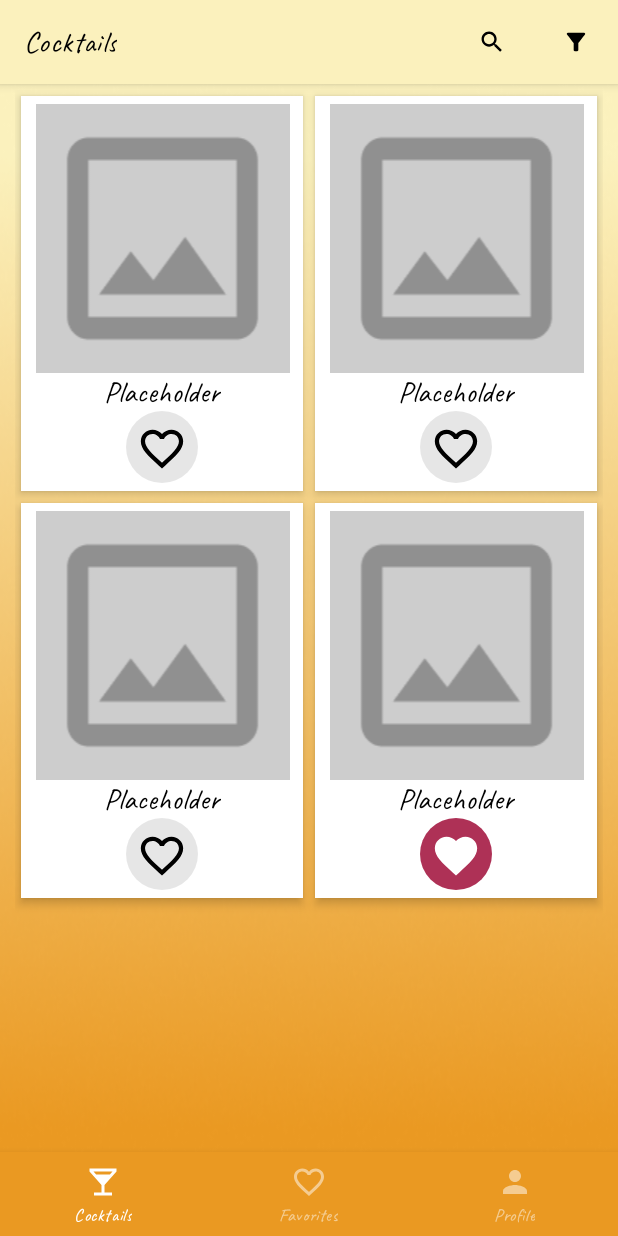
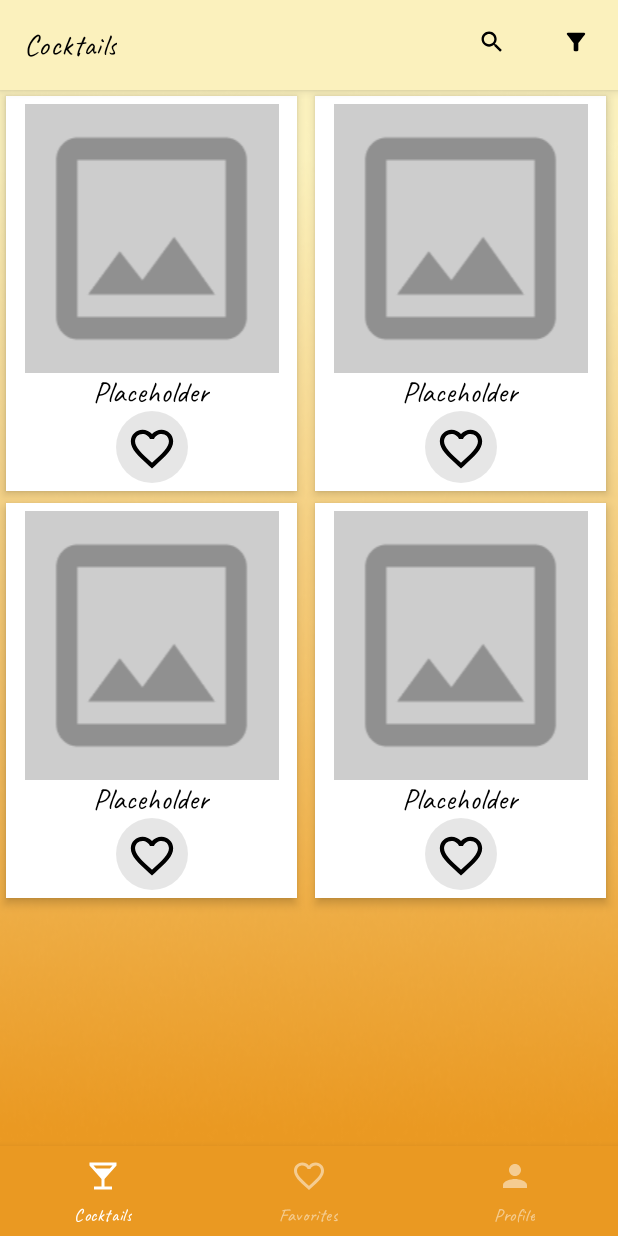
Before and after one commit to Fearthepencil/Android, an Android app: the screen it shows after launch (MainActivity), on a phone screen of 412 x 824 dp. Run offline under Robolectric (Android 15) with nearby library versions, the phone set to English and light mode, and no system bars; our stand-ins replace navigation-ui.

Commit message:
Fix code

```diff
--- a/app/build.gradle.kts
+++ b/app/build.gradle.kts
@@ -7,7 +7,7 @@ android {
     namespace = "com.example.levi9application"
     compileSdk = 34
 
-    buildFeatures{
+    buildFeatures {
         viewBinding = true
     }
     defaultConfig {
@@ -23,11 +23,17 @@ android {
     buildTypes {
         release {
             isMinifyEnabled = false
-            proguardFiles(getDefaultProguardFile("proguard-android-optimize.txt"), "proguard-rules.pro")
+            proguardFiles(
+                getDefaultProguardFile("proguard-android-optimize.txt"),
+                "proguard-rules.pro"
+            )
         }
         debug {
             isMinifyEnabled = false
-            proguardFiles(getDefaultProguardFile("proguard-android-optimize.txt"), "proguard-rules.pro")
+            proguardFiles(
+                getDefaultProguardFile("proguard-android-optimize.txt"),
+                "proguard-rules.pro"
+            )
         }
     }
     compileOptions {
@@ -54,5 +60,7 @@ dependencies {
     implementation("androidx.recyclerview:recyclerview:1.3.2")
     implementation("androidx.core:core-splashscreen:1.0.1")
     implementation("com.github.bumptech.glide:glide:4.16.0")
+    implementation("com.squareup.retrofit2:retrofit:2.9.0")
+    implementation("com.squareup.retrofit2:converter-gson:2.9.0")
 
 }
--- a/app/src/main/AndroidManifest.xml
+++ b/app/src/main/AndroidManifest.xml
@@ -2,6 +2,7 @@
 <manifest xmlns:android="http://schemas.android.com/apk/res/android"
     xmlns:tools="http://schemas.android.com/tools">
     <uses-permission android:name="android.permission.INTERNET" />
+    <uses-permission android:name="android.permission.ACCESS_WIFI_STATE"/>
 
     <application
         android:allowBackup="true"
--- a/app/src/main/java/com/example/levi9application/CocktailsFragment.kt
+++ b/app/src/main/java/com/example/levi9application/CocktailsFragment.kt
@@ -8,43 +8,45 @@ import androidx.fragment.app.Fragment
 import androidx.recyclerview.widget.GridLayoutManager
 import com.example.levi9application.databinding.FragmentCocktailsBinding
 
-class CocktailsFragment : Fragment(R.layout.fragment_cocktails){
+class CocktailsFragment : Fragment(R.layout.fragment_cocktails) {
     private lateinit var binding: FragmentCocktailsBinding
     private lateinit var adapter: CocktailAdapter
-    private lateinit var list: ArrayList<Cocktail>
+    private lateinit var list: List<Cocktail>
 
     override fun onCreateView(
-        inflater: LayoutInflater,
-        container: ViewGroup?,
-        savedInstanceState: Bundle?
+        inflater: LayoutInflater, container: ViewGroup?, savedInstanceState: Bundle?
     ): View {
 
         binding = FragmentCocktailsBinding.inflate(inflater, container, false)
         return binding.root
     }
+
     override fun onViewCreated(view: View, savedInstanceState: Bundle?) {
         super.onViewCreated(view, savedInstanceState)
+        rvSetup()
+    }
 
-        binding.rViewCocktails.setHasFixedSize(true)
+    private fun dataInit(): List<Cocktail> {
+        return listOf(
+            Cocktail(
+                R.drawable.image, context?.getString(R.string.placeholder) ?: "Not found", false
+            ), Cocktail(
+                R.drawable.image, context?.getString(R.string.placeholder) ?: "Not found", false
+            ), Cocktail(
+                R.drawable.image, context?.getString(R.string.placeholder) ?: "Not found", false
+            ), Cocktail(
+                R.drawable.image, context?.getString(R.string.placeholder) ?: "Not found", false
+            )
+        )
+    }
 
+    private fun rvSetup(){
         list = dataInit()
 
         adapter = CocktailAdapter(list)
         binding.rViewCocktails.adapter = adapter
 
-        val layoutManager = GridLayoutManager(context,2)
+        val layoutManager = GridLayoutManager(context, 2)
         binding.rViewCocktails.layoutManager = layoutManager
-
-
-
-    }
-
-    private fun dataInit() : ArrayList<Cocktail>{
-        val list: ArrayList<Cocktail> = ArrayList()
-        list.add(Cocktail(R.drawable.image, context?.getString(R.string.placeholder)?:"Not found",false))
-        list.add(Cocktail(R.drawable.image,context?.getString(R.string.placeholder)?:"Not found",false))
-        list.add(Cocktail(R.drawable.image,context?.getString(R.string.placeholder)?:"Not found",false))
-        list.add(Cocktail(R.drawable.image,context?.getString(R.string.placeholder)?:"Not found",true))
-        return list
     }
 }
--- a/app/src/main/java/com/example/levi9application/MainActivity.kt
+++ b/app/src/main/java/com/example/levi9application/MainActivity.kt
@@ -28,8 +28,7 @@ class MainActivity : AppCompatActivity() {
         Handler(Looper.getMainLooper()).postDelayed({ keepSplashOnScreen = false }, delay)
 
         binding = ActivityMainBinding.inflate(layoutInflater)
-        val view = binding.root
-        setContentView(view)
+        setContentView(binding.root)
         val bottomNavigationView = binding.bottomNavigationView
         val navController = findNavController(R.id.fragment)
         bottomNavigationView.setupWithNavController(navController)
@@ -37,19 +36,20 @@ class MainActivity : AppCompatActivity() {
         setSupportActionBar(binding.toolbar.root)
 
         val appBarConfiguration = AppBarConfiguration(
-            setOf(R.id.profile,R.id.cocktails,R.id.favorites)
+            setOf(R.id.profile, R.id.cocktails, R.id.favorites)
         )
-        setupActionBarWithNavController(navController,appBarConfiguration)
+        setupActionBarWithNavController(navController, appBarConfiguration)
     }
+
     override fun onCreateOptionsMenu(menu: Menu?): Boolean {
         menuInflater.inflate(R.menu.toolbar_menu, menu)
         return true
     }
 
     override fun onOptionsItemSelected(item: MenuItem): Boolean {
-        when(item.itemId){
-            R.id.menuSearch -> Toast.makeText(this,"Clicked on Search",Toast.LENGTH_SHORT).show()
-            R.id.menuFilter -> Toast.makeText(this,"Clicked on Filter",Toast.LENGTH_SHORT).show()
+        when (item.itemId) {
+            R.id.menuSearch -> Toast.makeText(this, "Clicked on Search", Toast.LENGTH_SHORT).show()
+            R.id.menuFilter -> Toast.makeText(this, "Clicked on Filter", Toast.LENGTH_SHORT).show()
         }
         return true
     }
--- a/app/src/main/res/layout/activity_main.xml
+++ b/app/src/main/res/layout/activity_main.xml
@@ -17,7 +17,7 @@
     <com.google.android.material.bottomnavigation.BottomNavigationView
         android:id="@+id/bottomNavigationView"
         android:layout_width="match_parent"
-        android:layout_height="wrap_content"
+        android:layout_height="60dp"
         android:background="#EA9922"
         app:itemIconTint="@drawable/bottom_selector"
         app:itemTextColor="@drawable/bottom_selector"
@@ -33,11 +33,12 @@
         android:name="androidx.navigation.fragment.NavHostFragment"
         android:layout_width="match_parent"
         android:layout_height="match_parent"
+        android:layout_marginTop="60dp"
+        android:layout_marginBottom="60dp"
         app:defaultNavHost="true"
-        app:layout_constraintBottom_toBottomOf="parent"
-        app:layout_constraintEnd_toEndOf="parent"
-        app:layout_constraintStart_toStartOf="parent"
-        app:layout_constraintTop_toTopOf="parent"
+        app:layout_constraintBottom_toTopOf="@+id/bottomNavigationView"
+        app:layout_constraintTop_toBottomOf="@+id/toolbar"
         app:navGraph="@navigation/bottom_nav" />
 
+
 </androidx.constraintlayout.widget.ConstraintLayout>
--- a/app/src/main/res/layout/fragment_cocktails.xml
+++ b/app/src/main/res/layout/fragment_cocktails.xml
@@ -1,6 +1,5 @@
 <?xml version="1.0" encoding="utf-8"?>
-<androidx.constraintlayout.widget.ConstraintLayout
-    xmlns:android="http://schemas.android.com/apk/res/android"
+<androidx.constraintlayout.widget.ConstraintLayout xmlns:android="http://schemas.android.com/apk/res/android"
     xmlns:app="http://schemas.android.com/apk/res-auto"
     xmlns:tools="http://schemas.android.com/tools"
     android:layout_width="match_parent"
@@ -9,13 +8,10 @@
 
     <androidx.recyclerview.widget.RecyclerView
         android:id="@+id/rViewCocktails"
-        android:layout_marginTop="60dp"
-        android:layout_marginBottom="60dp"
-        android:layout_marginLeft="10dp"
-        android:layout_marginRight="10dp"
         android:layout_width="match_parent"
         android:layout_height="0dp"
         app:layout_constraintBottom_toBottomOf="parent"
-        app:layout_constraintTop_toTopOf="parent" />
+        app:layout_constraintTop_toTopOf="parent"
+        tools:layout_editor_absoluteX="10dp" />
 
 </androidx.constraintlayout.widget.ConstraintLayout>
--- a/app/src/main/res/layout/item_cocktail.xml
+++ b/app/src/main/res/layout/item_cocktail.xml
@@ -1,13 +1,12 @@
 <?xml version="1.0" encoding="utf-8"?>
 <androidx.constraintlayout.widget.ConstraintLayout xmlns:android="http://schemas.android.com/apk/res/android"
     xmlns:app="http://schemas.android.com/apk/res-auto"
-    xmlns:tools="http://schemas.android.com/tools"
     android:layout_width="wrap_content"
     android:layout_height="wrap_content"
-    android:padding="5dp"
+    android:layout_margin="4dp"
     android:background="@color/white"
     android:elevation="4dp"
-    android:layout_margin="4dp">
+    android:padding="5dp">
 
 
     <ImageView
@@ -23,9 +22,9 @@
         android:id="@+id/cardTitle"
         android:layout_width="wrap_content"
         android:layout_height="wrap_content"
+        android:text="@string/placeholder"
         android:textColor="@color/black"
         android:textSize="20sp"
-        android:text="@string/placeholder"
         app:layout_constraintEnd_toEndOf="@+id/cocktailImage"
         app:layout_constraintStart_toStartOf="@+id/cocktailImage"
         app:layout_constraintTop_toBottomOf="@+id/cocktailImage" />
--- a/app/src/main/res/layout/toolbar.xml
+++ b/app/src/main/res/layout/toolbar.xml
@@ -11,7 +11,7 @@
     <TextView
         android:id="@+id/toolbar_title"
         android:layout_width="wrap_content"
-        android:layout_height="wrap_content"
+        android:layout_height="60dp"
         style="@style/TextAppearance.AppCompat.Widget.ActionBar.Title"
         android:layout_gravity="center" />
 
```
